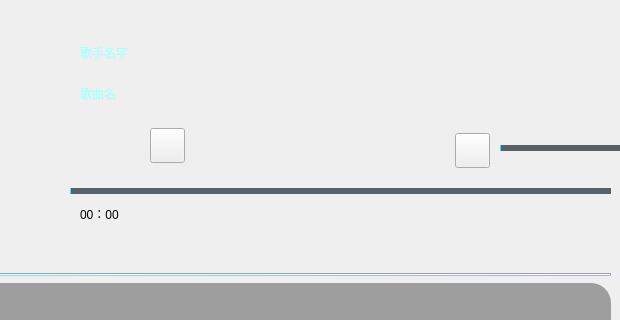
This is music/mainwindow.ui in 0wriken/Qt-study-note as Qt 5 draws it before an edit; both pictures show x 330 to 950 and y 134 to 454 of the 1182 by 808 pixel window. The edited form follows.
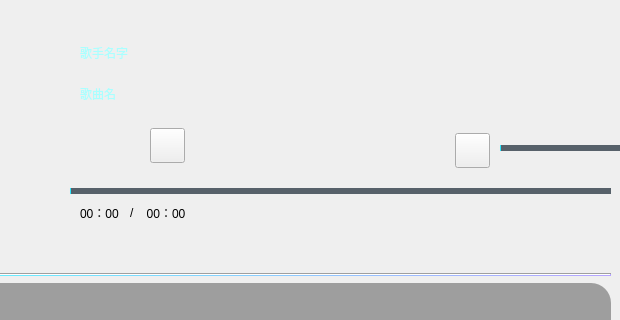
This is the edited form. Icons and pictures are not drawn.

What changed in the file:
```diff
--- a/music/mainwindow.ui
+++ b/music/mainwindow.ui
@@ -66,7 +66,7 @@
      <property name="geometry">
       <rect>
        <x>700</x>
-       <y>200</y>
+       <y>205</y>
        <width>40</width>
        <height>40</height>
       </rect>
@@ -381,7 +381,7 @@
       <rect>
        <x>280</x>
        <y>90</y>
-       <width>131</width>
+       <width>170</width>
        <height>21</height>
       </rect>
      </property>
@@ -426,13 +426,13 @@
       <string>歌手名字</string>
      </property>
     </widget>
-    <widget class="QLabel" name="label">
+    <widget class="QLabel" name="labelPos">
      <property name="geometry">
       <rect>
        <x>280</x>
        <y>210</y>
-       <width>61</width>
-       <height>21</height>
+       <width>50</width>
+       <height>20</height>
       </rect>
      </property>
      <property name="styleSheet">
@@ -647,6 +647,32 @@
 }</string>
      </property>
     </widget>
+    <widget class="QLabel" name="labelLen">
+     <property name="geometry">
+      <rect>
+       <x>340</x>
+       <y>210</y>
+       <width>61</width>
+       <height>20</height>
+      </rect>
+     </property>
+     <property name="text">
+      <string>  00：00</string>
+     </property>
+    </widget>
+    <widget class="QLabel" name="label">
+     <property name="geometry">
+      <rect>
+       <x>330</x>
+       <y>210</y>
+       <width>10</width>
+       <height>20</height>
+      </rect>
+     </property>
+     <property name="text">
+      <string>/</string>
+     </property>
+    </widget>
    </widget>
   </widget>
   <widget class="QMenuBar" name="menuBar">
```
Left out of the diff: 4 changed lines with no effect on the pictures.
